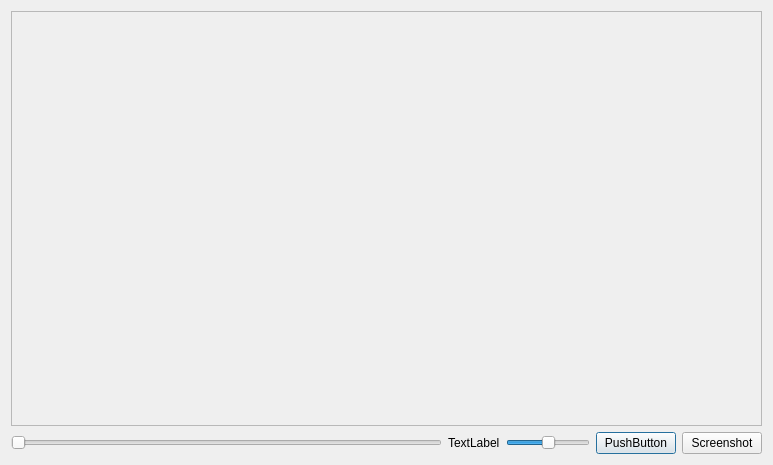
hoettges/QKan, file qkan/tools/res/videoplayer.ui: the form before one commit.
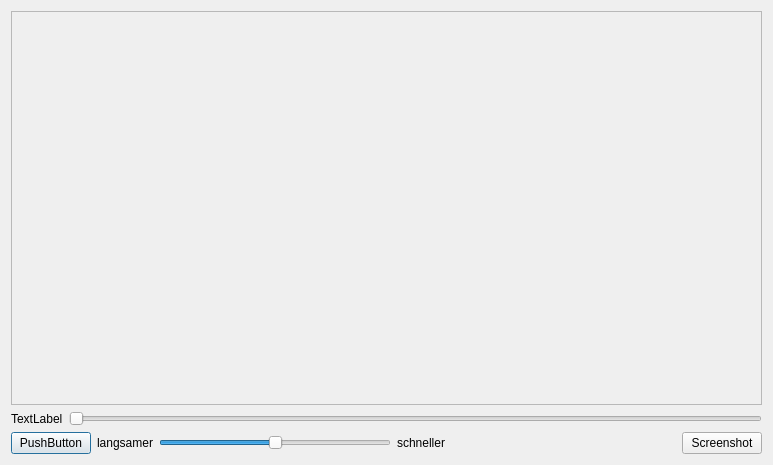
The form after the commit.

```diff
--- a/qkan/tools/res/videoplayer.ui
+++ b/qkan/tools/res/videoplayer.ui
@@ -19,8 +19,6 @@
   <property name="windowTitle">
    <string>Dialog</string>
   </property>
-  <layout class="QVBoxLayout" name="verticalLayout_2">
-   <item>
     <layout class="QVBoxLayout" name="verticalLayout">
      <item>
       <widget class="QFrame" name="frame">
@@ -39,20 +37,7 @@
       </widget>
      </item>
      <item>
-      <layout class="QHBoxLayout" name="horizontalLayout">
-       <item>
-        <widget class="QSlider" name="horizontalSlider">
-         <property name="sizePolicy">
-          <sizepolicy hsizetype="Minimum" vsizetype="Fixed">
-           <horstretch>2</horstretch>
-           <verstretch>0</verstretch>
-          </sizepolicy>
-         </property>
-         <property name="orientation">
-          <enum>Qt::Horizontal</enum>
-         </property>
-        </widget>
-       </item>
+    <layout class="QHBoxLayout" name="horizontalLayout_4">
        <item>
         <widget class="QLabel" name="timelabel">
          <property name="text">
@@ -61,6 +46,43 @@
         </widget>
        </item>
        <item>
+      <widget class="QSlider" name="horizontalSlider">
+       <property name="sizePolicy">
+        <sizepolicy hsizetype="Minimum" vsizetype="Fixed">
+         <horstretch>2</horstretch>
+         <verstretch>0</verstretch>
+        </sizepolicy>
+       </property>
+       <property name="orientation">
+        <enum>Qt::Horizontal</enum>
+       </property>
+      </widget>
+     </item>
+    </layout>
+   </item>
+   <item>
+    <layout class="QHBoxLayout" name="horizontalLayout">
+     <item>
+      <widget class="QPushButton" name="playpause">
+       <property name="sizePolicy">
+        <sizepolicy hsizetype="Minimum" vsizetype="Fixed">
+         <horstretch>0</horstretch>
+         <verstretch>0</verstretch>
+        </sizepolicy>
+       </property>
+       <property name="text">
+        <string>PushButton</string>
+       </property>
+      </widget>
+     </item>
+     <item>
+      <widget class="QLabel" name="label">
+       <property name="text">
+        <string>langsamer</string>
+       </property>
+      </widget>
+     </item>
+     <item>
         <widget class="QSlider" name="geschw">
          <property name="minimum">
           <number>0</number>
@@ -80,26 +102,31 @@
         </widget>
        </item>
        <item>
-        <widget class="QPushButton" name="playpause">
-         <property name="sizePolicy">
-          <sizepolicy hsizetype="Minimum" vsizetype="Fixed">
-           <horstretch>0</horstretch>
-           <verstretch>0</verstretch>
-          </sizepolicy>
-         </property>
+      <widget class="QLabel" name="label_2">
          <property name="text">
-          <string>PushButton</string>
+        <string>schneller</string>
          </property>
         </widget>
        </item>
+     <item>
+      <spacer name="horizontalSpacer">
+       <property name="orientation">
+        <enum>Qt::Horizontal</enum>
+       </property>
+       <property name="sizeHint" stdset="0">
+        <size>
+         <width>40</width>
+         <height>20</height>
+        </size>
+       </property>
+      </spacer>
+     </item>
        <item>
         <widget class="QPushButton" name="screenshot">
          <property name="text">
           <string>Screenshot</string>
          </property>
         </widget>
-       </item>
-      </layout>
      </item>
     </layout>
    </item>
```
Lines whose indentation alone changed are shown as unchanged.
